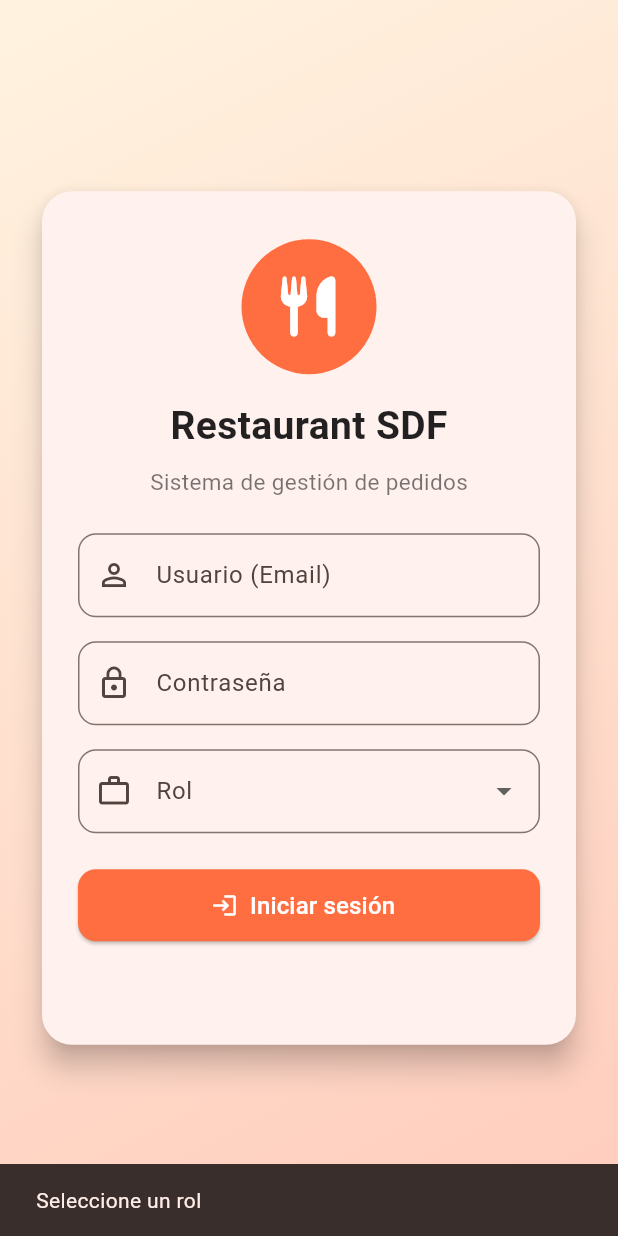
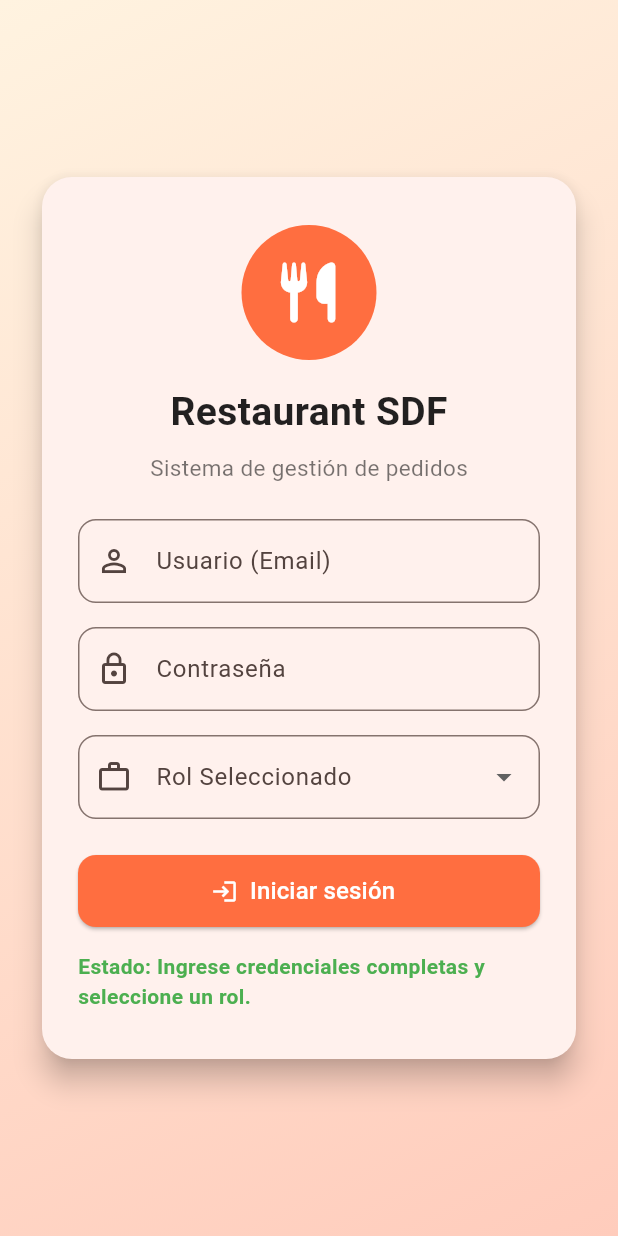
Before and after one commit to DiegoJimenez2003/Capstone_repo_06, a Flutter app: the screen it shows after launch, after a tap on "Iniciar sesión", on a phone screen of 412 x 824 dp. Run offline on Flutter 3.47's test engine with Material 3 defaults, Android fonts, the phone set to English and light mode, and no system bars; our stand-ins replace font_awesome_flutter, supabase_flutter; accounts and stored records are empty.

Commit message:
Reconocimiento de usuario en Login con Supabase

```diff
--- a/lib/screens/LoginScreen.dart
+++ b/lib/screens/LoginScreen.dart
@@ -1,10 +1,11 @@
 import 'package:flutter/material.dart';
 import 'package:font_awesome_flutter/font_awesome_flutter.dart';
-import 'package:supabase_flutter/supabase_flutter.dart'; // Importación de Supabase
+import 'package:supabase_flutter/supabase_flutter.dart';
 
 import '../screens/AdminScreen.dart';
 import '../screens/CocinaScreen.dart';
 import '../screens/MeseroScreen.dart';
+import '../servicios/supabase_service.dart'; // Necesitamos el servicio para buscar el rol
 
 class Loginscreen extends StatefulWidget {
   const Loginscreen({super.key});
@@ -14,38 +15,67 @@ class Loginscreen extends StatefulWidget {
 }
 
 class _LoginscreenState extends State<Loginscreen> {
+  final _svc = SupabaseService();
   final TextEditingController _loginController = TextEditingController();
   final TextEditingController _passController = TextEditingController();
   String? _selectedRole;
   String _estado = "";
 
-  // Función asíncrona para validar usuario con Supabase
+  // Mapeo de Rol seleccionado (String) a id_rol (Integer) de la DB
+  final Map<String, int> _roleMap = {
+    'Administrador': 1,
+    'Mesero': 2,
+    'Cocinero': 3,
+  };
+
+  // Función asíncrona para validar usuario y rol
   Future<void> validaUser(String email, String password, BuildContext context) async {
-    // 1. Validación de campos vacíos
-    if (email.isEmpty || password.isEmpty) {
-      _estado = "Ingrese credenciales completas";
+    final selectedRoleId = _roleMap[_selectedRole];
+
+    // 1. Validaciones iniciales
+    if (email.isEmpty || password.isEmpty || _selectedRole == null) {
+      _estado = "Ingrese credenciales completas y seleccione un rol.";
       setState(() {});
       return;
     }
 
-    // 2. Intenta iniciar sesión con Supabase
+    // 2. Intenta autenticar con Supabase Auth
     try {
       final SupabaseClient client = Supabase.instance.client;
 
-      // Llama al método de autenticación de Supabase
-      final AuthResponse response = await client.auth.signInWithPassword(
+      await client.auth.signInWithPassword(
         email: email,
         password: password,
       );
 
-      // Si la autenticación es exitosa, response.user no será nulo.
-      if (response.user != null) {
-        _estado = "Inicio exitoso";
+      // 3. Consulta el rol real en la tabla 'usuario'
+      final profileData = await _svc.fetchMeseroProfile(email);
+
+      if (profileData == null) {
+        throw Exception("Perfil de usuario no encontrado. Asegúrese de que el correo esté registrado en la tabla 'usuario'.");
+      }
+
+      final dbRoleId = profileData['id_rol'] as int;
+      final dbRoleName = profileData['nombre'] as String; // Usaremos el nombre real
+
+      // 4. Compara el rol de la DB con el rol seleccionado
+      if (dbRoleId != selectedRoleId) {
+        await client.auth.signOut(); // Cierra la sesión si el rol es incorrecto
+        _estado = "Acceso denegado. El rol real de ${dbRoleName} es ${_selectedRole == 'Mesero' ? 'Cocinero/Admin' : 'Mesero/Admin'}."; // Ajusta el mensaje
+        ScaffoldMessenger.of(context).showSnackBar(
+            SnackBar(content: Text("❌ ERROR: Acceso denegado. Rol incorrecto. Rol de la base de datos: ${dbRoleId}"))
+        );
+        setState(() {});
+        return;
+      }
+
+      // 5. Autenticación y validación de rol exitosas
+      _estado = "Inicio exitoso como ${_selectedRole}!";
       ScaffoldMessenger.of(context).showSnackBar(
         const SnackBar(content: Text("✅ Inicio de sesión exitoso")),
       );
 
-        // Lógica de navegación basada en el rol seleccionado
+      // 6. Navegación basada en el rol validado
       Widget nextScreen;
       if (_selectedRole == "Mesero") {
         nextScreen = const MeseroScreen();
@@ -55,33 +85,23 @@ class _LoginscreenState extends State<Loginscreen> {
         nextScreen = const AdminScreen();
       }
 
-        // Navegación con reemplazo para evitar volver a la pantalla de login
       Navigator.pushReplacement(
         context,
         MaterialPageRoute(builder: (context) => nextScreen),
       );
-      } else {
-        // En teoría, `signInWithPassword` lanza una excepción en caso de fallo,
-        // pero incluimos este else por seguridad.
-        _estado = "Error: Credenciales no válidas";
-        ScaffoldMessenger.of(context).showSnackBar(
-          const SnackBar(content: Text("❌ ERROR: Credenciales no válidas")),
-        );
-        setState(() {});
-      }
 
     } on AuthException catch (e) {
-      // 3. Manejo específico de errores de autenticación (credenciales incorrectas, etc.)
+      // 7. Manejo específico de errores de autenticación
       _estado = "Error de autenticación: ${e.message}";
       ScaffoldMessenger.of(context).showSnackBar(
         SnackBar(content: Text("❌ ERROR: ${e.message}")),
       );
       setState(() {});
     } catch (e) {
-      // 4. Manejo de cualquier otro error inesperado
-      _estado = "Error inesperado: $e";
+      // 8. Manejo de errores de perfil/conexión
+      _estado = "Error en la validación de perfil: ${e.toString()}";
       ScaffoldMessenger.of(context).showSnackBar(
-        SnackBar(content: Text("❌ Error inesperado. Verifique su conexión o claves de Supabase.")),
+        SnackBar(content: Text("❌ Error en el servidor o perfil: ${e.toString()}")),
       );
       setState(() {});
     }
@@ -177,18 +197,14 @@ class _LoginscreenState extends State<Loginscreen> {
                     // Dropdown de rol
                     DropdownButtonFormField<String>(
                       decoration: InputDecoration(
-                        labelText: "Rol",
+                        labelText: "Rol Seleccionado",
                         prefixIcon: const Icon(Icons.work_outline),
                         border: OutlineInputBorder(
                           borderRadius: BorderRadius.circular(12),
                         ),
                       ),
                       value: _selectedRole,
-                      items: <String>[
-                        'Mesero',
-                        'Cocinero',
-                        'Administrador'
-                      ].map((String value) {
+                      items: _roleMap.keys.map((String value) {
                         return DropdownMenuItem<String>(
                           value: value,
                           child: Text(value),
@@ -202,20 +218,12 @@ class _LoginscreenState extends State<Loginscreen> {
                     ),
                     const SizedBox(height: 24),
 
-                    // Botón de Inicio de Sesión (ahora asíncrono)
+                    // Botón de Inicio de Sesión (ahora asíncrono y con validación de rol)
                     SizedBox(
                       width: double.infinity,
                       height: 48,
                       child: ElevatedButton.icon(
-                        // Llama a la función asíncrona
                         onPressed: () async {
-                          if (_selectedRole == null) {
-                            ScaffoldMessenger.of(context).showSnackBar(
-                              const SnackBar(
-                                  content: Text("Seleccione un rol")),
-                            );
-                            return;
-                          }
                           await validaUser(_loginController.text,
                               _passController.text, context);
                         },
@@ -238,7 +246,7 @@ class _LoginscreenState extends State<Loginscreen> {
                     Text(
                       _estado.isEmpty ? "" : "Estado: $_estado",
                       style: TextStyle(
-                        color: _estado.contains("Error")
+                        color: _estado.contains("Error") || _estado.contains("denegado")
                             ? Colors.red
                             : Colors.green,
                         fontWeight: FontWeight.bold,
--- a/lib/screens/MeseroScreen.dart
+++ b/lib/screens/MeseroScreen.dart
@@ -57,7 +57,7 @@ class _MeseroScreenState extends State<MeseroScreen> {
     final user = Supabase.instance.client.auth.currentUser;
     if (user == null || user.email == null) {
       if (mounted) {
-         ScaffoldMessenger.of(context).showSnackBar(
+          ScaffoldMessenger.of(context).showSnackBar(
           const SnackBar(content: Text("Error: Usuario no autenticado o email no disponible.")),
         );
       }
```
Also changed, not shown: lib/screens/CocinaScreen.dart (+28 -7 lines). Lines whose indentation alone changed are shown as unchanged.
